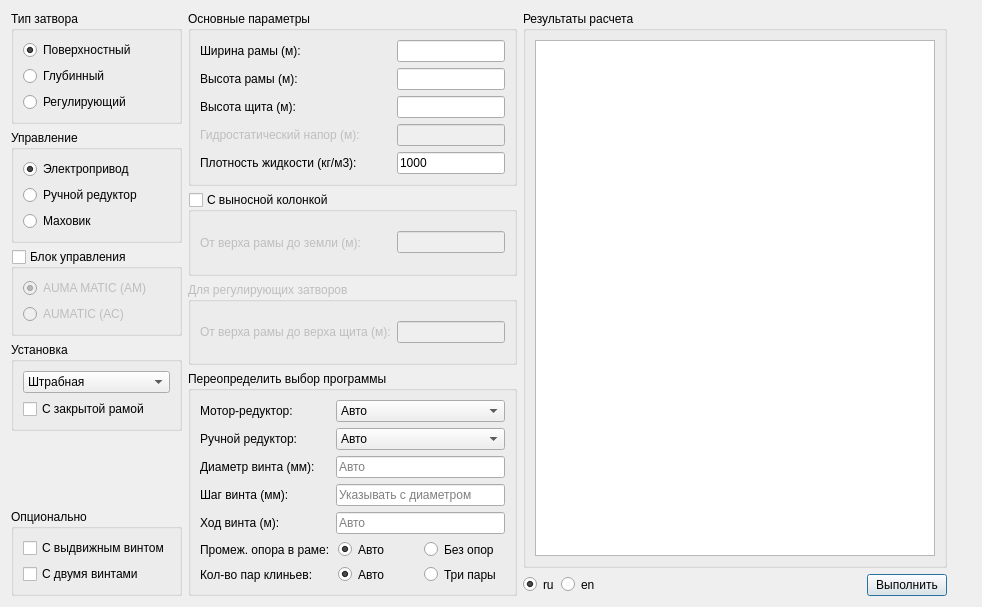
Old version of the form src/gui.ui in the repository e2t/slidegates.
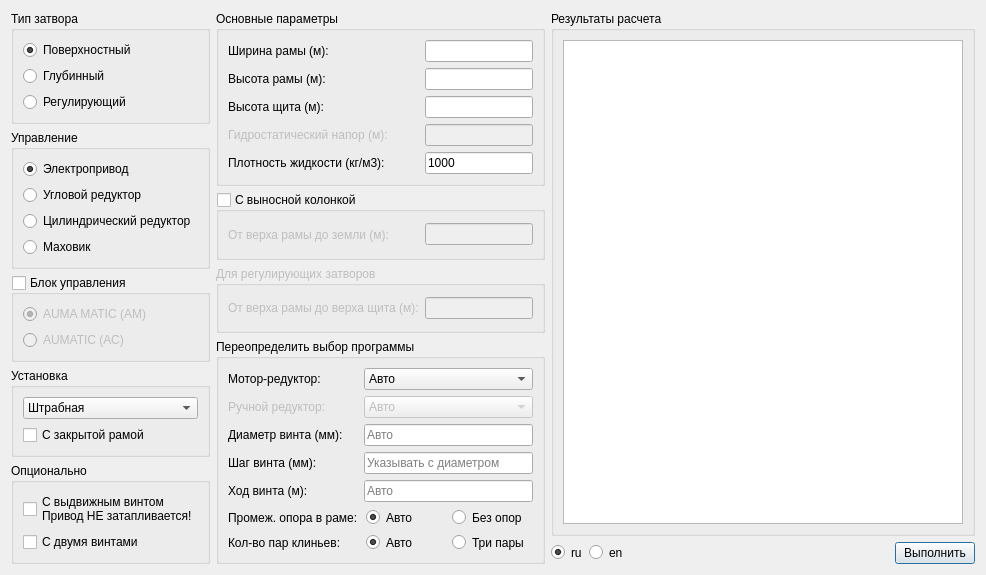
New version of the form. Icons and pictures are not drawn.

Diff of the .ui file:
```diff
--- a/src/gui.ui
+++ b/src/gui.ui
@@ -7,8 +7,8 @@
    <rect>
     <x>0</x>
     <y>0</y>
-    <width>982</width>
-    <height>607</height>
+    <width>986</width>
+    <height>532</height>
    </rect>
   </property>
   <property name="windowTitle">
@@ -81,7 +81,14 @@
             <item>
              <widget class="QRadioButton" name="rad_drive_reducer">
               <property name="text">
-               <string>Ручной редуктор</string>
+               <string>Угловой редуктор</string>
+              </property>
+             </widget>
+            </item>
+            <item>
+             <widget class="QRadioButton" name="rad_drive_spur">
+              <property name="text">
+               <string>Цилиндрический редуктор</string>
               </property>
              </widget>
             </item>
@@ -212,7 +219,8 @@
             <item>
              <widget class="QCheckBox" name="chk_is_screw_pullout">
               <property name="text">
-               <string>С выдвижным винтом</string>
+               <string>С выдвижным винтом
+Привод НЕ затапливается!</string>
               </property>
              </widget>
             </item>
@@ -434,6 +442,9 @@
             </item>
             <item row="1" column="0">
              <widget class="QLabel" name="label_5">
+              <property name="enabled">
+               <bool>false</bool>
+              </property>
               <property name="text">
                <string>Ручной редуктор:</string>
               </property>
@@ -571,6 +582,9 @@
             </item>
             <item row="1" column="1">
              <widget class="QComboBox" name="cmb_reducer">
+              <property name="enabled">
+               <bool>false</bool>
+              </property>
               <item>
                <property name="text">
                 <string>Авто</string>
```
Left out of the diff: 2 changed lines with no effect on the pictures.
